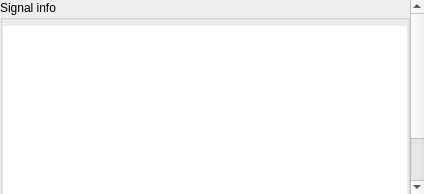
Before: the Qt Designer form src/display/qt/dialogs/ui/signal_dialog.ui in mrehkopf/vcs, drawn with Qt 5.
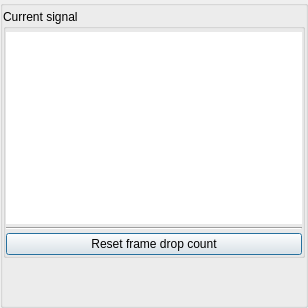
After: the same form once the commit is applied. Custom widgets are drawn as their Qt base class.

Commit message:
gui/signal-dialog: Unify layout
All dialogs should have a main group box inside which the dialog's
group boxes are placed.

Patch:
```diff
--- a/src/display/qt/dialogs/ui/signal_dialog.ui
+++ b/src/display/qt/dialogs/ui/signal_dialog.ui
@@ -6,14 +6,14 @@
    <rect>
     <x>0</x>
     <y>0</y>
-    <width>424</width>
-    <height>194</height>
+    <width>308</width>
+    <height>308</height>
    </rect>
   </property>
   <property name="windowTitle">
    <string>Dialog</string>
   </property>
-  <layout class="QVBoxLayout" name="verticalLayout_3">
+  <layout class="QVBoxLayout" name="verticalLayout_4">
    <property name="spacing">
     <number>0</number>
    </property>
@@ -41,9 +41,9 @@
       <property name="geometry">
        <rect>
         <x>0</x>
-        <y>-64</y>
-        <width>410</width>
-        <height>258</height>
+        <y>0</y>
+        <width>308</width>
+        <height>308</height>
        </rect>
       </property>
       <layout class="QVBoxLayout" name="verticalLayout">
@@ -63,19 +63,40 @@
         <number>0</number>
        </property>
        <item>
+        <widget class="QGroupBox" name="groupBox_main">
+         <property name="title">
+          <string/>
+         </property>
+         <layout class="QVBoxLayout" name="verticalLayout_3">
+          <property name="spacing">
+           <number>3</number>
+          </property>
+          <property name="leftMargin">
+           <number>0</number>
+          </property>
+          <property name="topMargin">
+           <number>3</number>
+          </property>
+          <property name="rightMargin">
+           <number>0</number>
+          </property>
+          <property name="bottomMargin">
+           <number>0</number>
+          </property>
+          <item>
         <widget class="QGroupBox" name="groupBox">
          <property name="title">
-          <string>Signal info</string>
+             <string>Current signal</string>
          </property>
          <layout class="QVBoxLayout" name="verticalLayout_2">
           <property name="spacing">
-           <number>6</number>
+              <number>3</number>
           </property>
           <property name="leftMargin">
            <number>0</number>
           </property>
           <property name="topMargin">
-           <number>6</number>
+              <number>3</number>
           </property>
           <property name="rightMargin">
            <number>0</number>
@@ -109,6 +130,22 @@
              <string>Reset frame drop count</string>
             </property>
            </widget>
+             </item>
+            </layout>
+           </widget>
+          </item>
+          <item>
+           <spacer name="verticalSpacer">
+            <property name="orientation">
+             <enum>Qt::Vertical</enum>
+            </property>
+            <property name="sizeHint" stdset="0">
+             <size>
+              <width>20</width>
+              <height>999999</height>
+             </size>
+            </property>
+           </spacer>
           </item>
          </layout>
         </widget>
```
Lines whose indentation alone changed are shown as unchanged.
